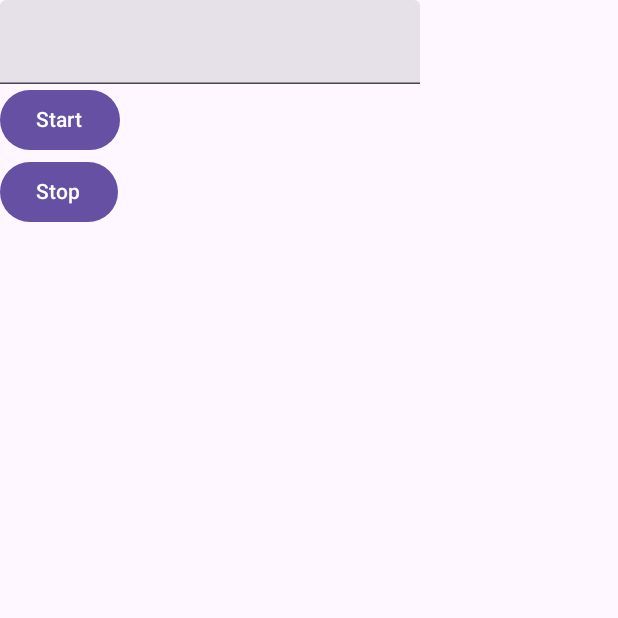
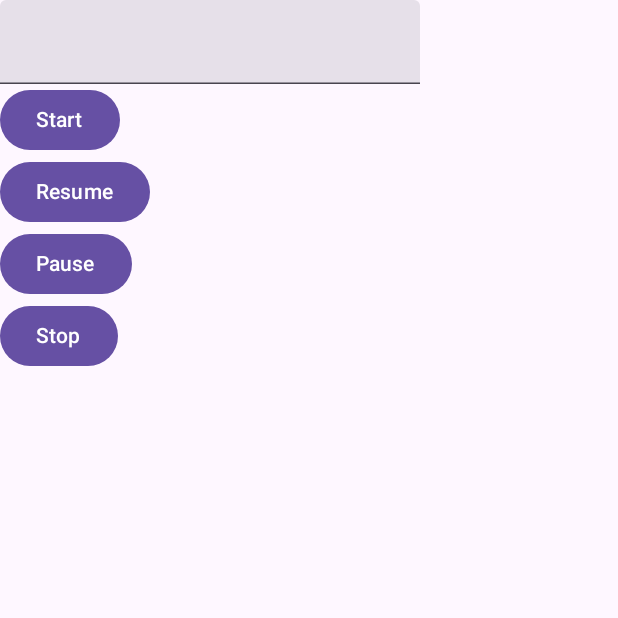
Before and after one commit to Artenes/compose-timer-app, an Android app built with Jetpack Compose: the TimerScreen screen opened through its navigation route, on a phone screen of 412 x 824 dp, the top half of it. Run offline under Robolectric (Android 15) with nearby library versions, the phone set to English and light mode, and no system bars; our stand-ins replace Dagger/Hilt's generated code, Timber; 2 statements that could not run were skipped.

Commit message:
Adds pause/resume actions

```diff
--- a/app/src/main/java/dev/artenes/template/app/features/TimerScreen.kt
+++ b/app/src/main/java/dev/artenes/template/app/features/TimerScreen.kt
@@ -7,13 +7,10 @@ import androidx.compose.material3.Scaffold
 import androidx.compose.material3.Text
 import androidx.compose.material3.TextField
 import androidx.compose.runtime.Composable
-import androidx.compose.runtime.LaunchedEffect
 import androidx.compose.runtime.collectAsState
 import androidx.compose.runtime.getValue
 import androidx.compose.ui.Modifier
-import androidx.compose.ui.platform.LocalLifecycleOwner
 import androidx.hilt.navigation.compose.hiltViewModel
-import androidx.lifecycle.Lifecycle
 import androidx.lifecycle.compose.LifecycleResumeEffect
 
 @Composable
@@ -44,10 +41,17 @@ fun TimerScreen(
                 Text(text = "Start")
             }
 
+            Button(onClick = { viewModel.resume() }) {
+                Text(text = "Resume")
+            }
+
+            Button(onClick = { viewModel.pause() }) {
+                Text(text = "Pause")
+            }
+
             Button(onClick = { viewModel.stop() }) {
                 Text(text = "Stop")
             }
-
 
 
         }
```
Also changed, not shown: app/src/main/java/dev/artenes/template/app/features/CountDownService.kt (+12 -0 lines), app/src/main/java/dev/artenes/template/app/features/TimerViewModel.kt (+8 -0 lines).
